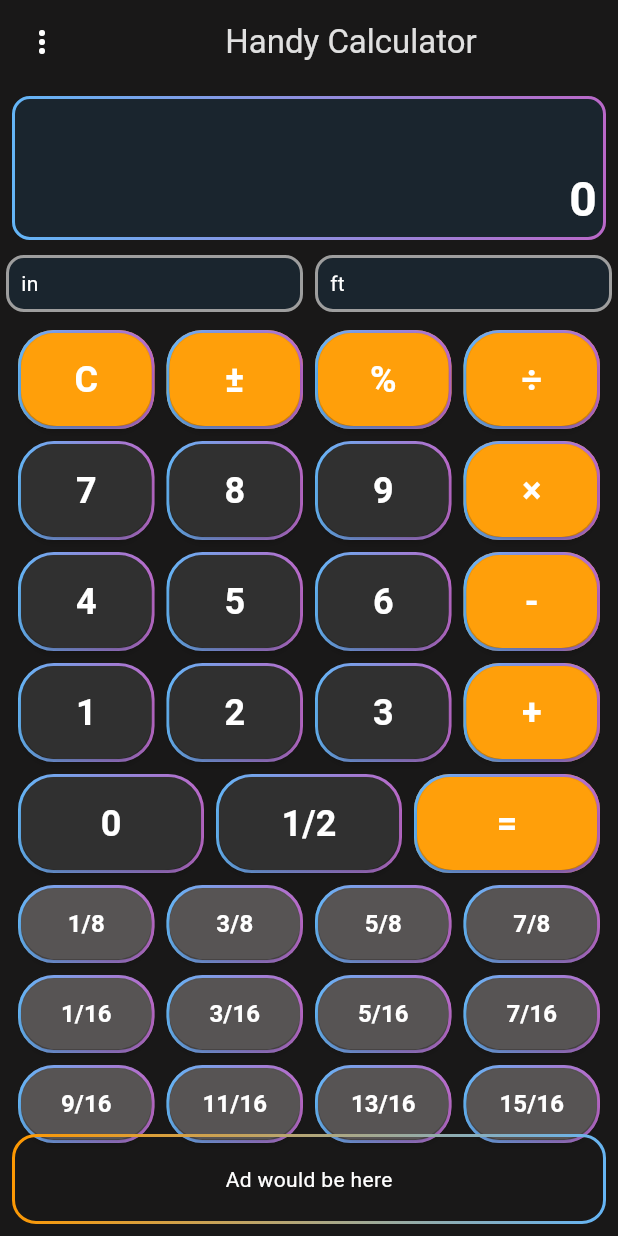
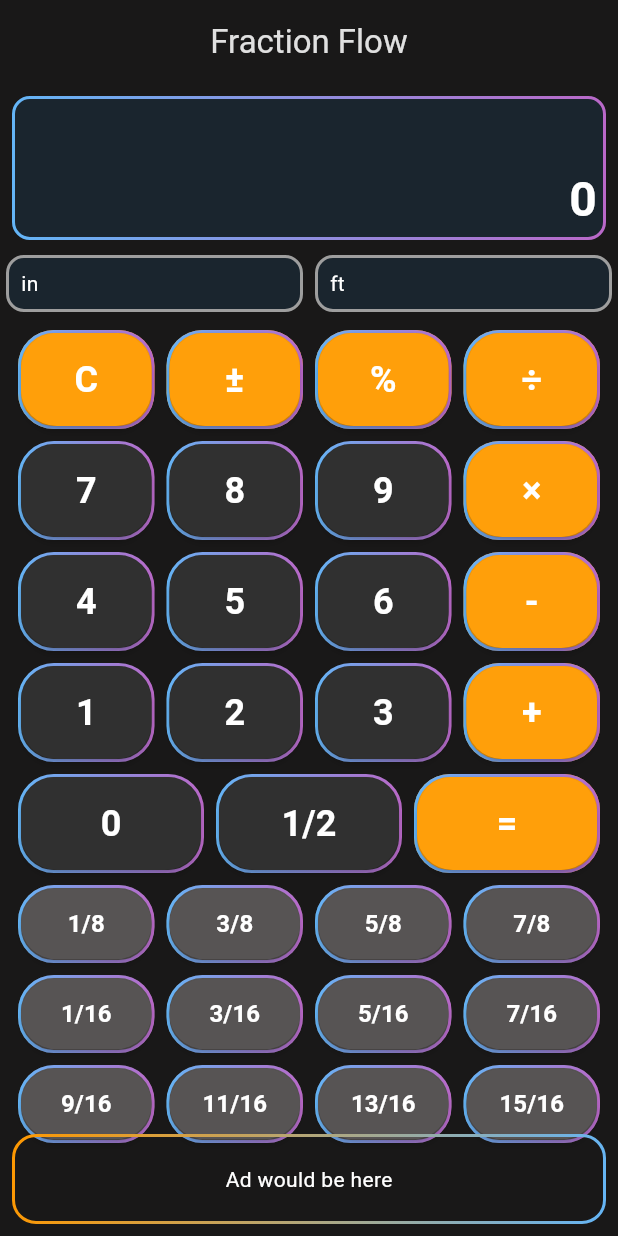
Before and after one commit to johnhcolani/HandiCalc, a Flutter app: the screen it shows after launch, on a phone screen of 412 x 824 dp. Run offline on Flutter 3.47's test engine with Material 3 defaults, Android fonts, the phone set to English and light mode, and no system bars; our stand-ins replace flutter_bloc, gradient_borders, lottie; missing offline and left inert: fraction.

```diff
--- a/lib/features/calculator/presentation/screens/fraction_calculator_screen.dart
+++ b/lib/features/calculator/presentation/screens/fraction_calculator_screen.dart
@@ -17,14 +17,14 @@ class FractionCalculatorScreen extends StatelessWidget {
         backgroundColor: Color(0xFF191818),
         title: Center(
           child: Text(
-            'Handy Calculator',
+            'Fraction Flow',
             style: TextStyle(color: Colors.grey.shade300),
           ),
         ),
-        leading: IconButton(
-          icon: const Icon(Icons.more_vert, color: Colors.white),
-          onPressed: () {},
-        ),
+        // leading: IconButton(
+        //   icon: const Icon(Icons.more_vert, color: Colors.white),
+        //   onPressed: () {},
+        // ),
       ),
       body: BlocBuilder<CalculatorBloc, CalculatorState>(
         builder: (context, state) {
```
Also changed, not shown: 11 other files.
